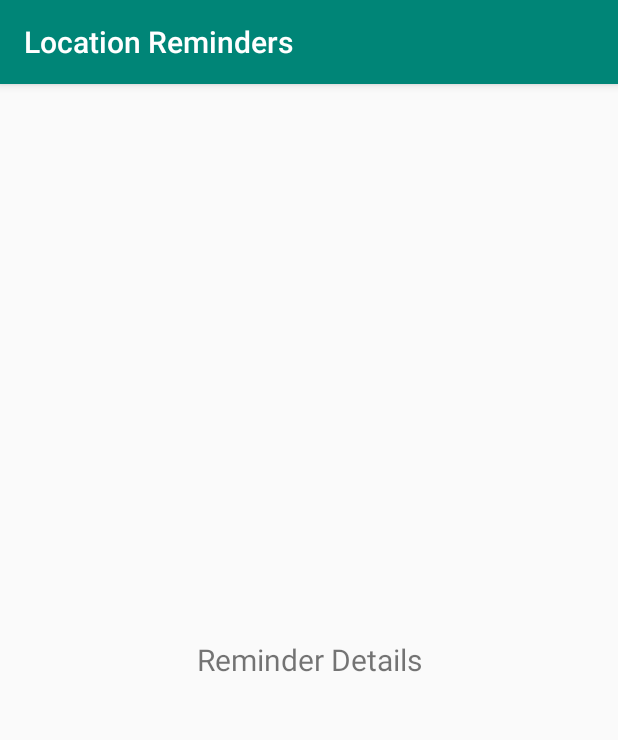
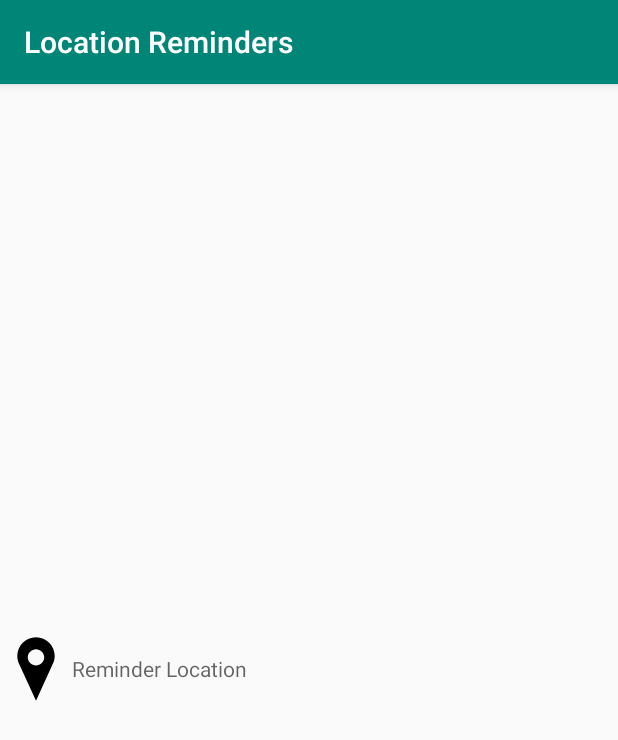
Before and after one commit to Hedrax/starter, an Android app: the ReminderDescriptionActivity screen opened directly, with no data from a screen before it, on a phone screen of 412 x 824 dp. Shown: the top 740 px of the screen. Run offline under Robolectric (Android 15) with nearby library versions, the phone set to English and light mode, and no system bars; our stand-ins replace data binding.

Commit message:
styling activity_reminder_description.xml and linking each textView with the based in variable

```diff
--- a/app/src/main/res/layout/activity_reminder_description.xml
+++ b/app/src/main/res/layout/activity_reminder_description.xml
@@ -16,18 +16,49 @@
         android:gravity="center"
         android:orientation="vertical"
         tools:context=".locationreminders.ReminderDescriptionActivity">
-        <!--TODO: add the design of the reminder details-->
 
         <TextView
+            android:id="@+id/title"
+            android:gravity="center"
+            android:text="@{reminderDataItem.title}"
+            android:textColor="@color/black"
             android:layout_width="match_parent"
             android:layout_height="wrap_content"
-            android:gravity="center"
-            android:text="Reminder Details"
+            android:layout_marginTop="12dp"
             android:textSize="@dimen/text_size_large"
             app:layout_constraintBottom_toBottomOf="parent"
             app:layout_constraintEnd_toEndOf="parent"
             app:layout_constraintStart_toStartOf="parent"
             app:layout_constraintTop_toTopOf="parent" />
 
+        <TextView
+            android:id="@+id/locationSelect"
+            android:hint="@string/reminder_location"
+            android:text="@{reminderDataItem.location}"
+            android:textColor="@color/black"
+            android:gravity="center_vertical"
+            android:clickable="true"
+            android:layout_marginTop="12dp"
+            android:layout_width="match_parent"
+            android:layout_height="wrap_content"
+            android:focusable="true"
+            app:layout_constraintStart_toStartOf="parent"
+            app:layout_constraintTop_toBottomOf="@id/reminderDescription"
+            app:drawableStartCompat="@drawable/ic_location"
+            app:drawableLeftCompat="@drawable/ic_location" />
+
+        <TextView
+            android:id="@+id/description"
+            android:text="@{reminderDataItem.description}"
+            android:gravity="center"
+            android:layout_marginTop="12dp"
+            android:textColor="@color/black"
+            android:textSize="@dimen/text_size_large"
+            android:layout_width="match_parent"
+            android:layout_height="wrap_content"
+            app:layout_constraintBottom_toBottomOf="parent"
+            app:layout_constraintEnd_toEndOf="parent"
+            app:layout_constraintStart_toStartOf="parent"
+            app:layout_constraintTop_toTopOf="parent" />
     </LinearLayout>
 </layout>
```
